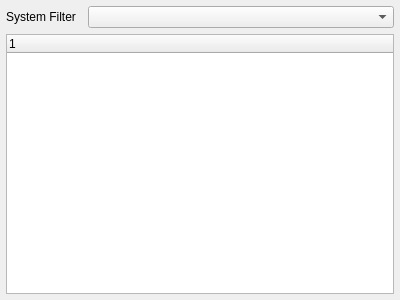
Before: the Qt Designer form src/ui/QGCMAVLinkInspector.ui in mavlink/qgroundcontrol, drawn with Qt 5.
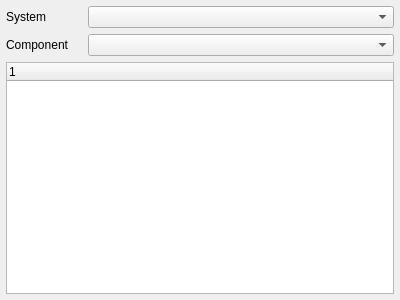
After: the same form once the commit is applied.

Diff of the .ui file:
```diff
--- a/src/ui/QGCMAVLinkInspector.ui
+++ b/src/ui/QGCMAVLinkInspector.ui
@@ -17,7 +17,7 @@
    <property name="margin">
     <number>6</number>
    </property>
-   <item row="1" column="0" colspan="2">
+   <item row="2" column="0" colspan="2">
     <widget class="QTreeWidget" name="treeWidget">
      <column>
       <property name="text">
@@ -29,13 +29,23 @@
    <item row="0" column="0">
     <widget class="QLabel" name="label">
      <property name="text">
-      <string>System Filter</string>
+      <string>System</string>
      </property>
     </widget>
    </item>
    <item row="0" column="1">
     <widget class="QComboBox" name="systemComboBox"/>
    </item>
+   <item row="1" column="1">
+    <widget class="QComboBox" name="componentComboBox"/>
+   </item>
+   <item row="1" column="0">
+    <widget class="QLabel" name="label_2">
+     <property name="text">
+      <string>Component</string>
+     </property>
+    </widget>
+   </item>
   </layout>
  </widget>
  <resources/>
```
